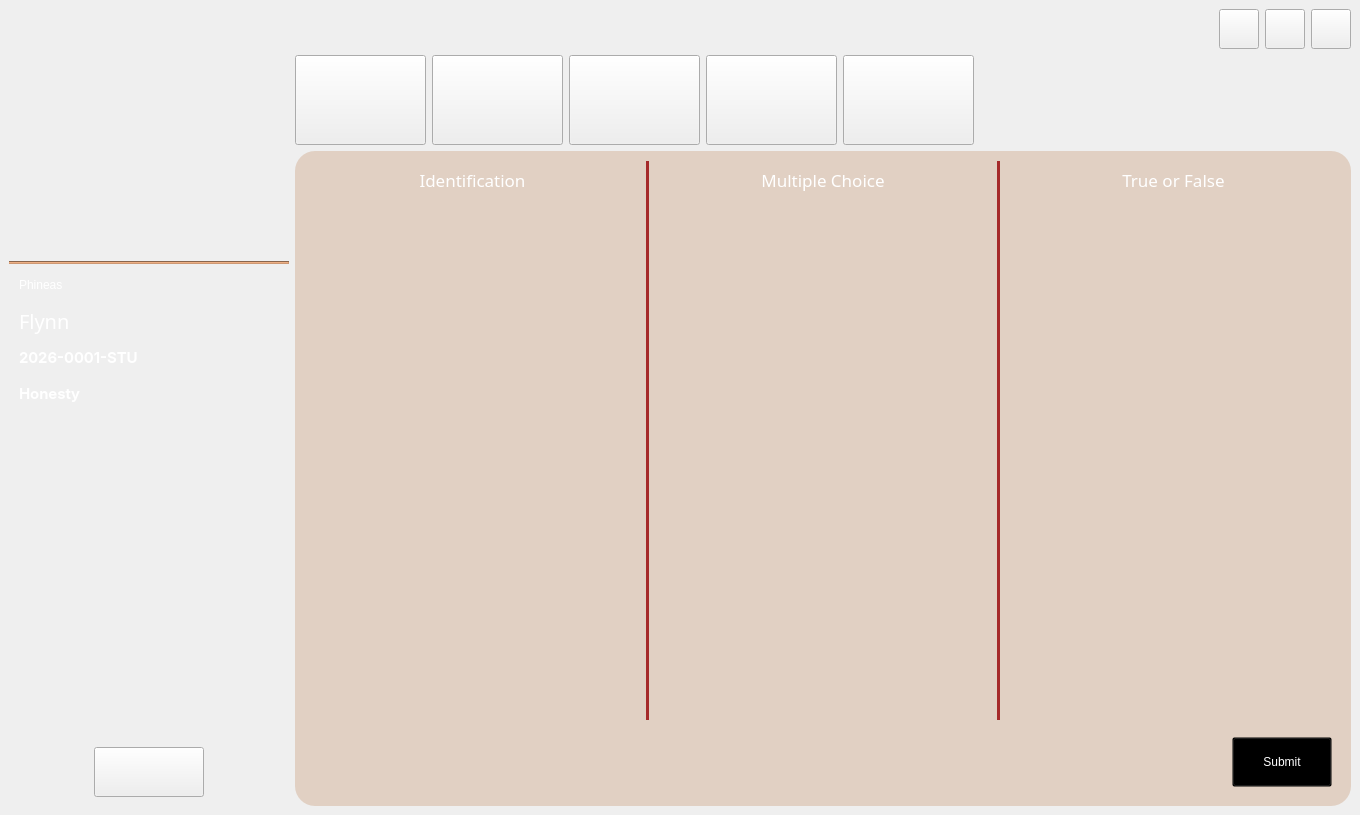
Qt form CAI_PyQt/CAI_Student/UI/FormHome.ui (CPG19040/CPG19040) before a commit.
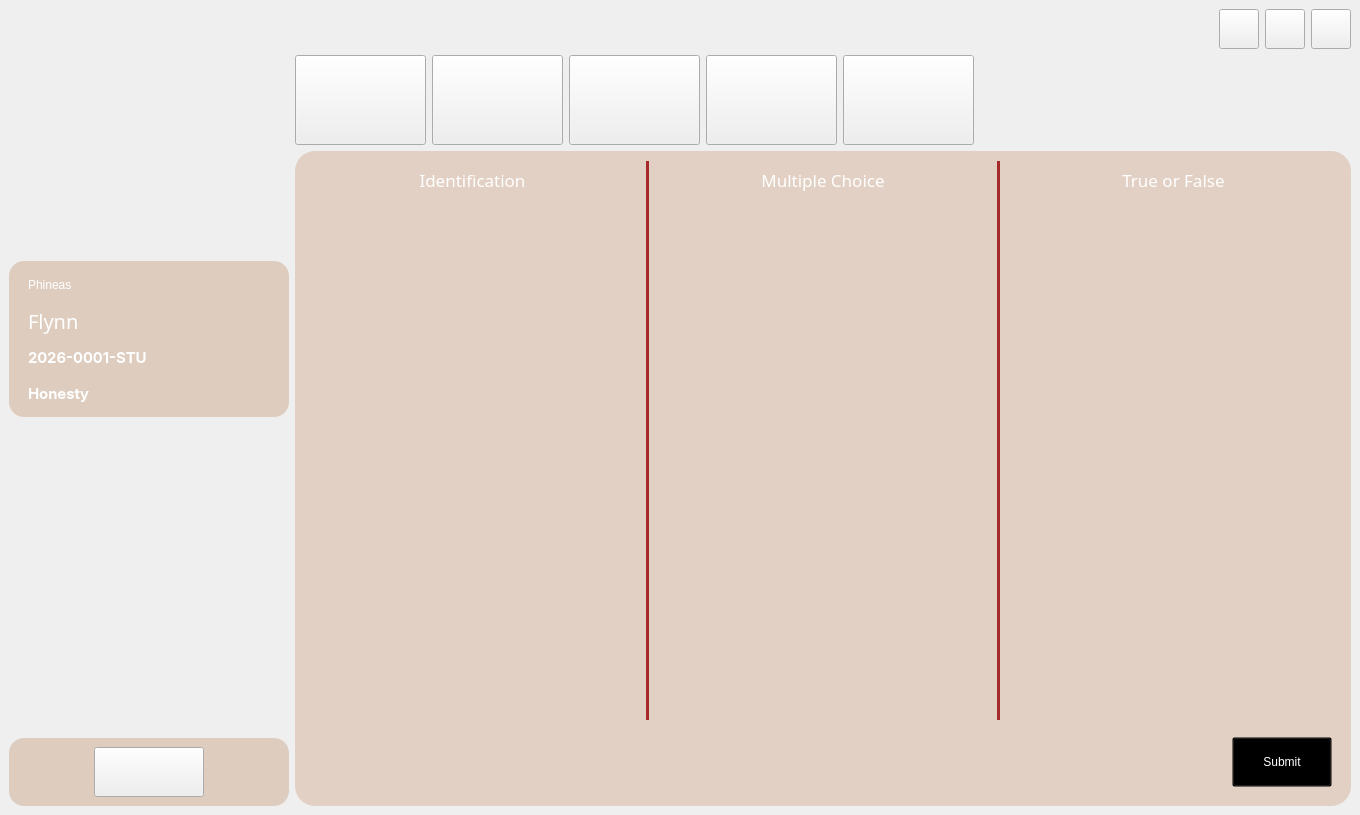
The same form after that commit. The open tabs and pages were chosen to show the change. Icons and pictures are not drawn.

```diff
--- a/CAI_PyQt/CAI_Student/UI/FormHome.ui
+++ b/CAI_PyQt/CAI_Student/UI/FormHome.ui
@@ -261,15 +261,17 @@
            </widget>
           </item>
           <item>
-           <widget class="Line" name="line">
+           <widget class="QWidget" name="widget_3" native="true">
+            <property name="minimumSize">
+             <size>
+              <width>0</width>
+              <height>100</height>
+             </size>
+            </property>
             <property name="styleSheet">
-             <string notr="true">background-color: rgb(206, 152, 115);</string>
+             <string notr="true">background-color: rgba(205, 171, 143, 0.5); border-radius: 15px;</string>
             </property>
-            <property name="orientation">
-             <enum>Qt::Horizontal</enum>
-            </property>
-           </widget>
-          </item>
+            <layout class="QVBoxLayout" name="verticalLayout_13">
           <item>
            <widget class="QLabel" name="label_firstname">
             <property name="minimumSize">
@@ -382,6 +384,9 @@
             </property>
            </widget>
           </item>
+            </layout>
+           </widget>
+          </item>
           <item>
            <spacer name="verticalSpacer">
             <property name="orientation">
@@ -397,6 +402,12 @@
           </item>
           <item>
            <widget class="QWidget" name="widget_5" native="true">
+            <property name="styleSheet">
+             <string notr="true">#widget_5 {
+	background-color: rgba(205, 171, 143, 0.5);
+	border-radius: 15px;
+}</string>
+            </property>
             <layout class="QHBoxLayout" name="horizontalLayout_5">
              <item>
               <spacer name="horizontalSpacer_4">
```
Left out of the diff: 12 changed lines with no effect on the pictures. Lines whose indentation alone changed are shown as unchanged.
